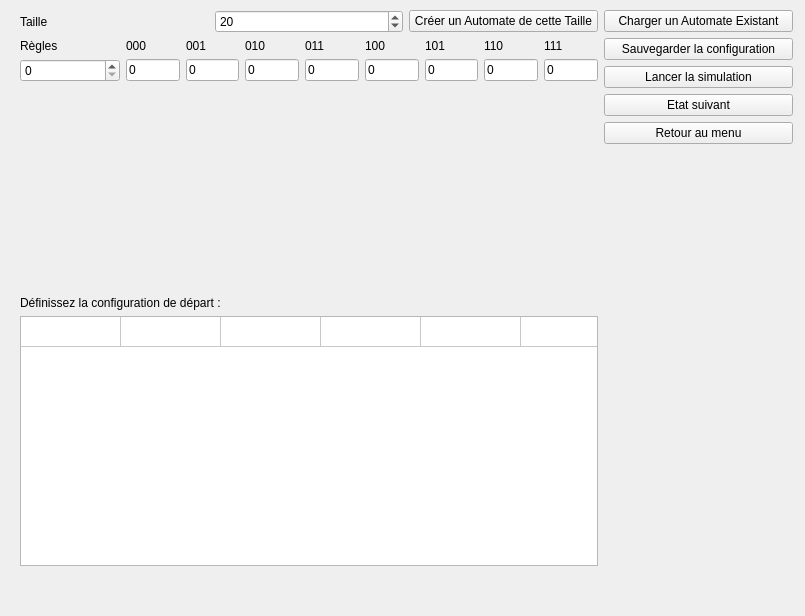
Qt form automate_1d.ui (artemisart/lo21-gameoflife) before a commit.
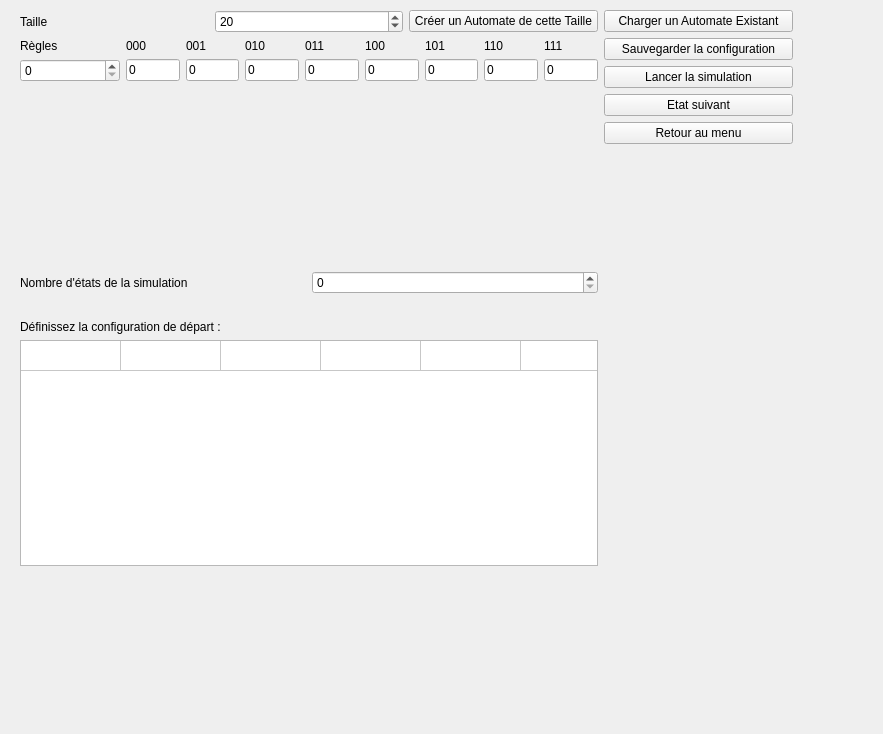
The same form after that commit.

Commit message: Début implémentation lien Interface Automte

Diff of the .ui file:
```diff
--- a/automate_1d.ui
+++ b/automate_1d.ui
@@ -6,8 +6,8 @@
    <rect>
     <x>0</x>
     <y>0</y>
-    <width>805</width>
-    <height>616</height>
+    <width>883</width>
+    <height>734</height>
    </rect>
   </property>
   <property name="windowTitle">
@@ -412,6 +412,27 @@
       </item>
      </layout>
     </item>
+    <item>
+     <layout class="QHBoxLayout" name="horizontalLayout_2">
+      <item>
+       <widget class="QLabel" name="label_2">
+        <property name="text">
+         <string>Nombre d'états de la simulation</string>
+        </property>
+       </widget>
+      </item>
+      <item>
+       <widget class="QSpinBox" name="nb_etats"/>
+      </item>
+     </layout>
+    </item>
+    <item>
+     <widget class="QLabel" name="label">
+      <property name="text">
+       <string/>
+      </property>
+     </widget>
+    </item>
     <item>
      <widget class="QLabel" name="init_l">
       <property name="text">
```
Left out of the diff: 3 changed lines with no effect on the pictures. The commit also changes 5 other files.
